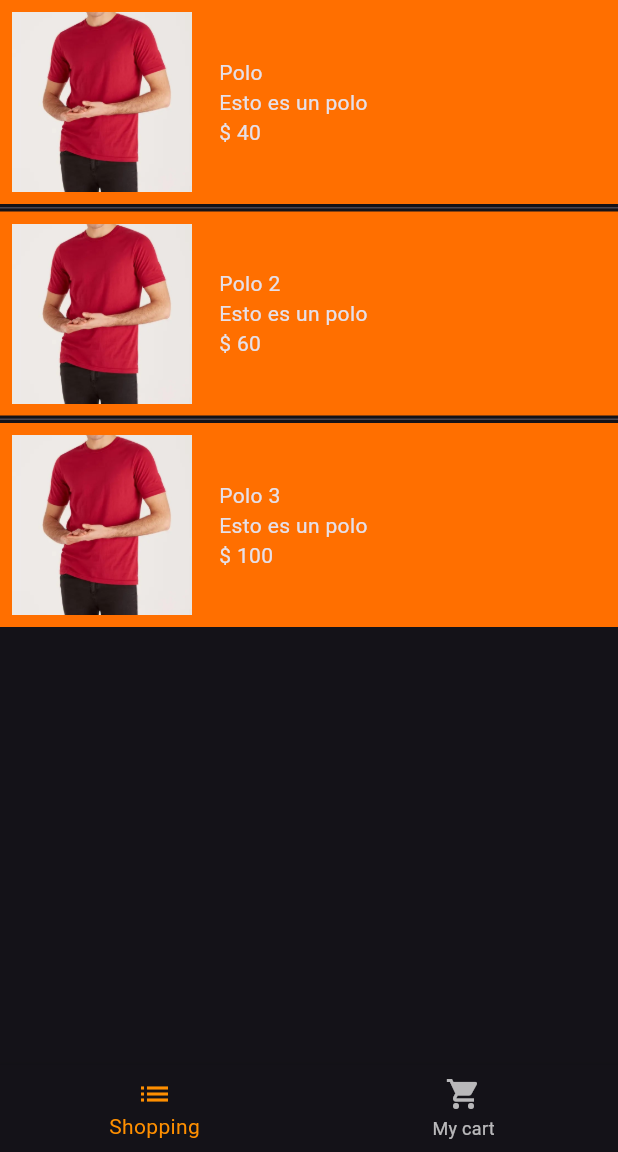
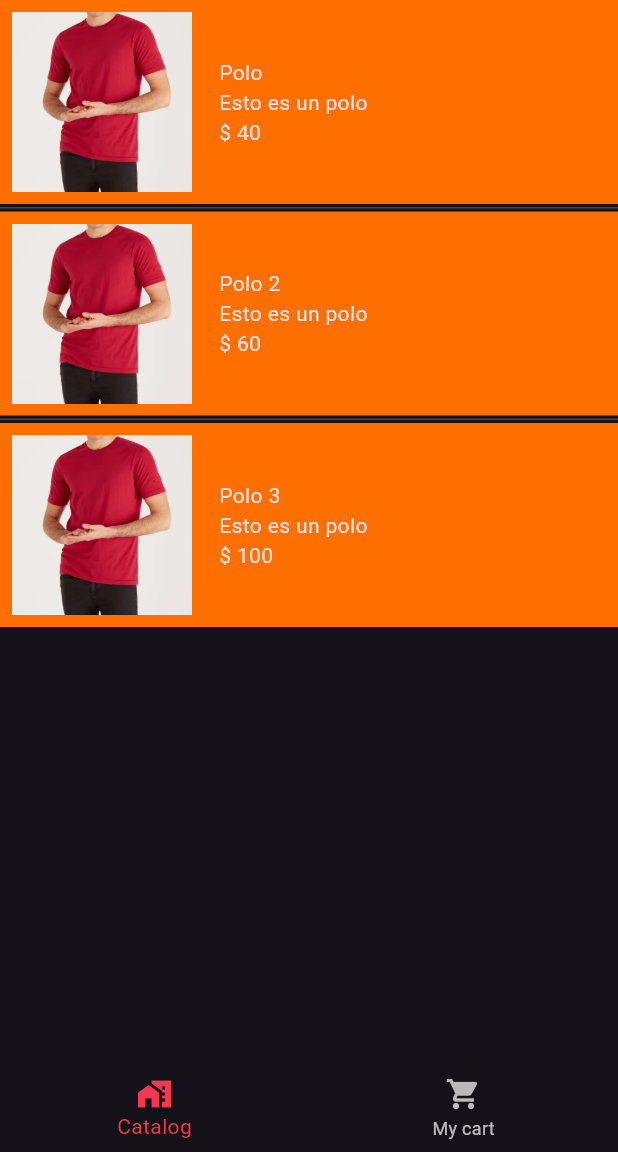
Before and after one commit to ReZherk/Handling_sqlLite-flutter-, a Flutter app: the screen it shows after launch, on a phone screen of 412 x 824 dp, the part 84-1236 px from its top. Run offline on Flutter 3.47's test engine with Material 3 defaults, Android fonts, the light colour scheme and no system bars; our stand-ins replace sqflite; accounts and stored records are empty.

Commit message:
applying clean architecture

```diff
--- a/lib/shop_database.dart
+++ b/lib/data/datasources/local/shop_database.dart
@@ -1,5 +1,5 @@
 import 'package:path/path.dart';
-import 'package:shopsqlite/models.dart';
+import 'package:shopsqlite/data/models/models.dart';
 import 'package:sqflite/sqflite.dart';
 
 class ShopDatabase {
--- a/lib/main.dart
+++ b/lib/main.dart
@@ -1,8 +1,8 @@
 import 'package:flutter/material.dart';
 import 'package:provider/provider.dart';
-import 'package:shopsqlite/my_cart.dart';
-import 'package:shopsqlite/notifier.dart';
-import 'package:shopsqlite/products_list.dart';
+import 'package:shopsqlite/presentation/pages/my_cart.dart';
+import 'package:shopsqlite/presentation/notifiers/notifier.dart';
+import 'package:shopsqlite/presentation/pages/products_list.dart';
 
 void main() {
   runApp(MyHomePage());
@@ -22,15 +22,15 @@ class _MyHomePageState extends State<MyHomePage> {
     return MaterialApp(
       theme: ThemeData.dark(),
       home: ChangeNotifierProvider(
-        create: (context) => CartNotifier(),
+        create: (_) => CartNotifier(),
         child: Scaffold(
           appBar: AppBar(title: Text("Shop Sqlite")),
           body: _selectedIndex == 0 ? ProductsList() : MyCart(),
           bottomNavigationBar: BottomNavigationBar(
             items: [
               BottomNavigationBarItem(
-                icon: Icon(Icons.list),
-                label: "Shopping",
+                icon: Icon(Icons.home_work),
+                label: "Catalog",
               ),
               BottomNavigationBarItem(
                 icon: Icon(Icons.shopping_cart),
@@ -38,7 +38,7 @@ class _MyHomePageState extends State<MyHomePage> {
               ),
             ],
             currentIndex: _selectedIndex,
-            selectedItemColor: Colors.amber[800],
+            selectedItemColor: const Color(0xFFF7374F),
             onTap: (index) {
               setState(() {
                 _selectedIndex = index;
--- a/lib/my_cart.dart
+++ b/lib/presentation/pages/my_cart.dart
@@ -1,8 +1,8 @@
 import 'package:flutter/material.dart';
 import 'package:provider/provider.dart';
-import 'package:shopsqlite/models.dart';
-import 'package:shopsqlite/notifier.dart';
-import 'package:shopsqlite/shop_database.dart';
+import 'package:shopsqlite/data/models/models.dart';
+import 'package:shopsqlite/presentation/notifiers/notifier.dart';
+import 'package:shopsqlite/data/datasources/local/shop_database.dart';
 
 class MyCart extends StatefulWidget {
   const MyCart({super.key});
--- a/lib/products_list.dart
+++ b/lib/presentation/pages/products_list.dart
@@ -1,6 +1,6 @@
 import 'package:flutter/material.dart';
-import 'package:shopsqlite/models.dart';
-import 'package:shopsqlite/shop_database.dart';
+import 'package:shopsqlite/data/models/models.dart';
+import 'package:shopsqlite/data/datasources/local/shop_database.dart';
 
 class ProductsList extends StatefulWidget {
   ProductsList({super.key});
```
Also changed, not shown: lib/data/models/models.dart (renamed from lib/models.dart), lib/presentation/notifiers/notifier.dart (renamed from lib/notifier.dart).
